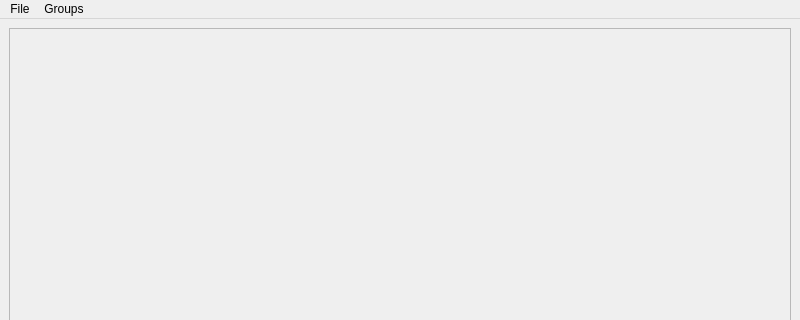
Above: src/forms/hotkeysoundboard.ui from DistantJragon/Hotkey-Soundboard before the change; both pictures show x 0 to 800 and y 0 to 320 of the 800 by 600 pixel window. Below: the same form after it.
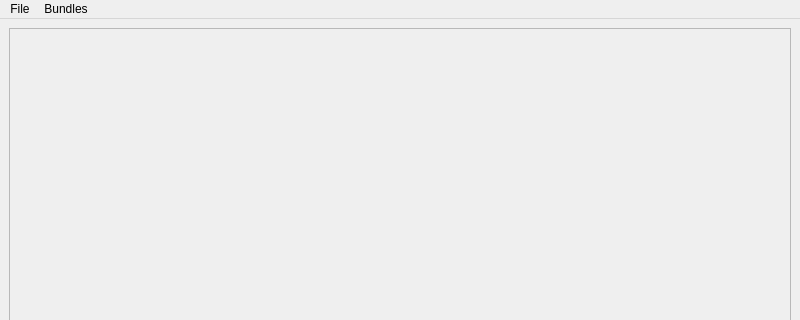
That is the form after the change. Icons and pictures are not drawn.

What changed in the file:
```diff
--- a/src/forms/hotkeysoundboard.ui
+++ b/src/forms/hotkeysoundboard.ui
@@ -53,7 +53,7 @@
    </widget>
    <widget class="QMenu" name="menuGroups">
     <property name="title">
-     <string>Groups</string>
+     <string>Bundles</string>
     </property>
    </widget>
    <addaction name="menuFile"/>
```
Left out of the diff: 12 changed lines with no effect on the pictures.
